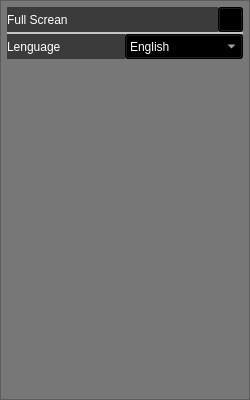
Before: the Qt Designer form client/settings.ui in lev12/launcher, drawn with Qt 5.
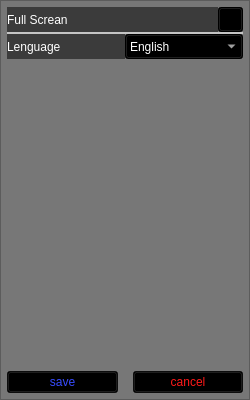
After: the same form once the commit is applied.

The edit to the form file:
```diff
--- a/client/settings.ui
+++ b/client/settings.ui
@@ -218,6 +218,35 @@
         </property>
        </spacer>
       </item>
+      <item>
+       <layout class="QHBoxLayout" name="horizontalLayout_4">
+        <property name="spacing">
+         <number>15</number>
+        </property>
+        <item>
+         <widget class="QPushButton" name="saveButton">
+          <property name="styleSheet">
+           <string notr="true">color: rgb(55, 75, 255);
+background-color: rgba(0, 0, 0, 200);</string>
+          </property>
+          <property name="text">
+           <string>save</string>
+          </property>
+         </widget>
+        </item>
+        <item>
+         <widget class="QPushButton" name="cancelButton">
+          <property name="styleSheet">
+           <string notr="true">color: rgb(255, 25, 25);
+background-color: rgba(0, 0, 0, 200);</string>
+          </property>
+          <property name="text">
+           <string>cancel</string>
+          </property>
+         </widget>
+        </item>
+       </layout>
+      </item>
      </layout>
     </item>
    </layout>
```
Left out of the diff: 2 changed lines with no effect on the pictures.
